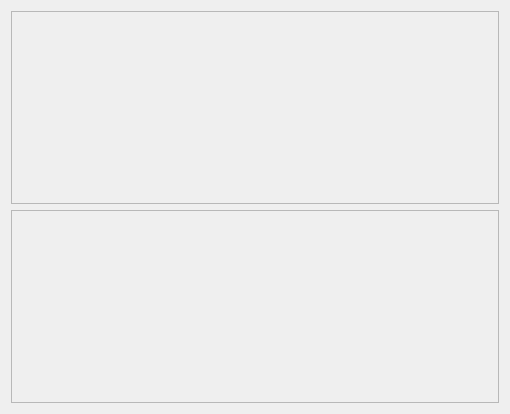
This is Code/Mantid/MantidPlot/src/Mantid/SliceViewer/SliceViewer.ui in mantidproject/mantid as Qt 5 draws it before an edit. The edited form follows.
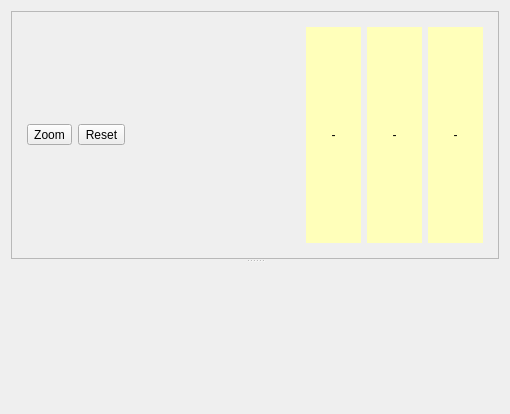
This is the edited form.

Commit message: Refs #3882: SliceViewer: Added splitter, zooming, color bar, mouse position tracking, panning, better layout

Patch:
```diff
--- a/Code/Mantid/MantidPlot/src/Mantid/SliceViewer/SliceViewer.ui
+++ b/Code/Mantid/MantidPlot/src/Mantid/SliceViewer/SliceViewer.ui
@@ -15,40 +15,185 @@
   </property>
   <layout class="QVBoxLayout" name="verticalLayout">
    <item>
-    <widget class="QFrame" name="frmControls">
-     <property name="frameShape">
-      <enum>QFrame::StyledPanel</enum>
+    <widget class="QSplitter" name="splitter">
+     <property name="orientation">
+      <enum>Qt::Vertical</enum>
      </property>
-     <property name="frameShadow">
-      <enum>QFrame::Raised</enum>
+     <property name="opaqueResize">
+      <bool>false</bool>
      </property>
-     <layout class="QVBoxLayout" name="verticalLayoutDimensions">
-      <property name="spacing">
-       <number>2</number>
+     <widget class="QFrame" name="frmControls">
+      <property name="autoFillBackground">
+       <bool>false</bool>
       </property>
-      <property name="leftMargin">
-       <number>6</number>
+      <property name="styleSheet">
+       <string notr="true">QFrame 
+{
+    margin: 0px;
+    padding: 1px;
+ /*   background-color: gray; */
+}</string>
       </property>
-      <property name="topMargin">
-       <number>2</number>
+      <property name="frameShape">
+       <enum>QFrame::StyledPanel</enum>
       </property>
-      <property name="rightMargin">
-       <number>6</number>
+      <property name="frameShadow">
+       <enum>QFrame::Raised</enum>
       </property>
-      <property name="bottomMargin">
-       <number>2</number>
+      <layout class="QVBoxLayout" name="verticalLayoutControls">
+       <property name="spacing">
+        <number>2</number>
+       </property>
+       <property name="sizeConstraint">
+        <enum>QLayout::SetMinimumSize</enum>
+       </property>
+       <property name="margin">
+        <number>2</number>
+       </property>
+       <item>
+        <widget class="QFrame" name="frmToolbar">
+         <property name="autoFillBackground">
+          <bool>false</bool>
+         </property>
+         <property name="styleSheet">
+          <string notr="true">QFrame {
+  /*  background-color: rgb(193, 193, 193); */
+}</string>
+         </property>
+         <property name="frameShape">
+          <enum>QFrame::NoFrame</enum>
+         </property>
+         <property name="frameShadow">
+          <enum>QFrame::Raised</enum>
+         </property>
+         <layout class="QHBoxLayout" name="horizontalLayout">
+          <item>
+           <widget class="QToolButton" name="btnZoom">
+            <property name="text">
+             <string>Zoom</string>
+            </property>
+           </widget>
+          </item>
+          <item>
+           <widget class="QToolButton" name="btnResetZoom">
+            <property name="toolTip">
+             <string>Reset the zoom to the extents of the data</string>
+            </property>
+            <property name="text">
+             <string>Reset</string>
+            </property>
+           </widget>
+          </item>
+          <item>
+           <spacer name="horizontalSpacer">
+            <property name="orientation">
+             <enum>Qt::Horizontal</enum>
+            </property>
+            <property name="sizeHint" stdset="0">
+             <size>
+              <width>40</width>
+              <height>20</height>
+             </size>
+            </property>
+           </spacer>
+          </item>
+          <item>
+           <widget class="QLabel" name="lblInfoX">
+            <property name="minimumSize">
+             <size>
+              <width>55</width>
+              <height>0</height>
+             </size>
+            </property>
+            <property name="toolTip">
+             <string>X-coordinate of point under the mouse</string>
+            </property>
+            <property name="autoFillBackground">
+             <bool>false</bool>
+            </property>
+            <property name="styleSheet">
+             <string notr="true">QLabel {
+ background-color : rgb(255, 255, 186);
+ color : black; 
+}</string>
+            </property>
+            <property name="text">
+             <string>-</string>
+            </property>
+            <property name="alignment">
+             <set>Qt::AlignCenter</set>
+            </property>
+           </widget>
+          </item>
+          <item>
+           <widget class="QLabel" name="lblInfoY">
+            <property name="minimumSize">
+             <size>
+              <width>55</width>
+              <height>0</height>
+             </size>
+            </property>
+            <property name="toolTip">
+             <string>Y-coordinate of point under the mouse</string>
+            </property>
+            <property name="autoFillBackground">
+             <bool>false</bool>
+            </property>
+            <property name="styleSheet">
+             <string notr="true">QLabel {
+ background-color : rgb(255, 255, 186);
+ color : black; 
+}</string>
+            </property>
+            <property name="text">
+             <string>-</string>
+            </property>
+            <property name="alignment">
+             <set>Qt::AlignCenter</set>
+            </property>
+           </widget>
+          </item>
+          <item>
+           <widget class="QLabel" name="lblInfoSignal">
+            <property name="minimumSize">
+             <size>
+              <width>55</width>
+              <height>0</height>
+             </size>
+            </property>
+            <property name="toolTip">
+             <string>Signal at the point under the mouse</string>
+            </property>
+            <property name="autoFillBackground">
+             <bool>false</bool>
+            </property>
+            <property name="styleSheet">
+             <string notr="true">QLabel {
+ background-color : rgb(255, 255, 186);
+ color : black; 
+}</string>
+            </property>
+            <property name="text">
+             <string>-</string>
+            </property>
+            <property name="alignment">
+             <set>Qt::AlignCenter</set>
+            </property>
+           </widget>
+          </item>
+         </layout>
+        </widget>
+       </item>
+      </layout>
+     </widget>
+     <widget class="QFrame" name="frmPlot">
+      <property name="frameShape">
+       <enum>QFrame::NoFrame</enum>
       </property>
-     </layout>
-    </widget>
-   </item>
-   <item>
-    <widget class="QFrame" name="frmPlot">
-     <property name="frameShape">
-      <enum>QFrame::StyledPanel</enum>
-     </property>
-     <property name="frameShadow">
-      <enum>QFrame::Raised</enum>
-     </property>
+      <property name="frameShadow">
+       <enum>QFrame::Raised</enum>
+      </property>
+     </widget>
     </widget>
    </item>
   </layout>
```
Left out of the diff: 19 changed lines with no effect on the pictures. The commit also changes 9 other files.
